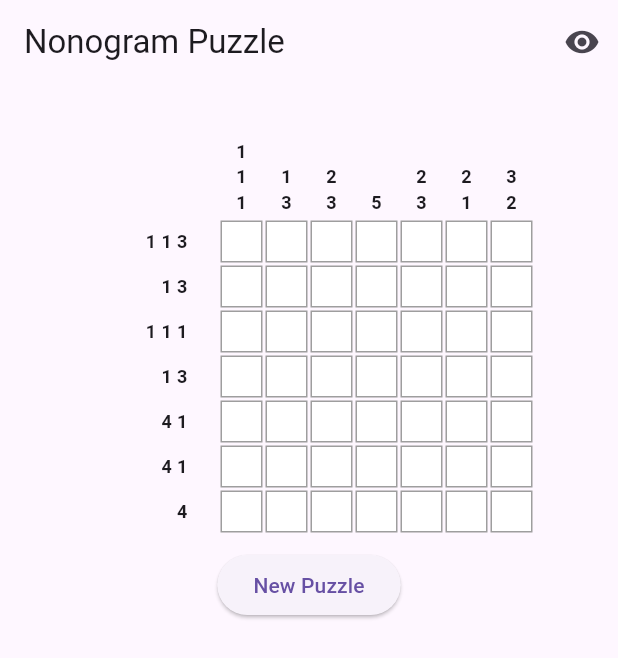
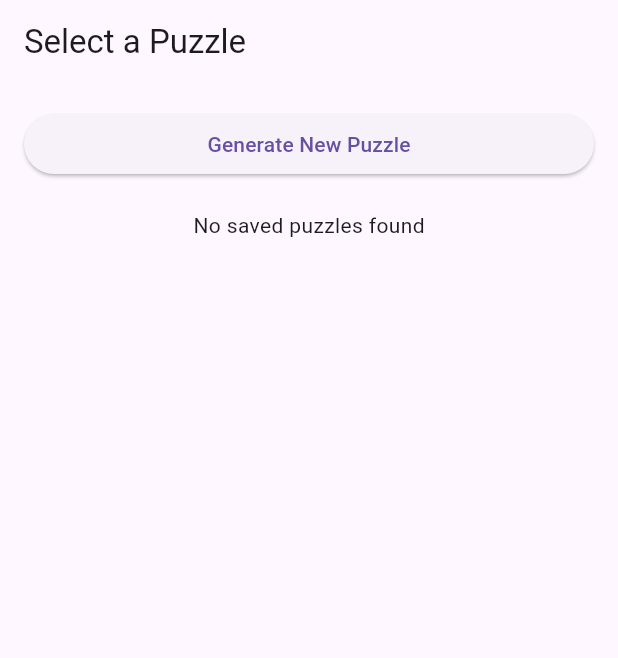
Before and after one commit to SeCorpo/simple_sudoku_flutter, a Flutter app: the screen it shows after launch, on a phone screen of 412 x 824 dp. Shown: the top 658 px of the screen. Run offline on Flutter 3.47's test engine with Material 3 defaults, Android fonts, the light colour scheme and no system bars; our stand-ins replace flutter_bloc.

Commit message:
both start with puzzle and generatedpuzzle on screen option, no more double blocprovider in GameScreen (instead using the appropriate bloc init in main), new HomeScreen, new SafeService

```diff
--- a/lib/bloc/game/game_bloc.dart
+++ b/lib/bloc/game/game_bloc.dart
@@ -11,16 +11,18 @@ class GameBloc extends Bloc<GameEvent, GameState> {
 
   GameBloc(this._puzzleService) : super(GameInitial()) {
     on<GenerateNewPuzzle>(_onGenerateNewPuzzle);
+    on<StartGameWithPuzzle>(_onStartGameWithPuzzle);
     on<ToggleSolution>(_onToggleSolution);
     on<ToggleCell>(_onToggleCell);
-
-    // Initialize with a puzzle
-    add(GenerateNewPuzzle(size: 7));
   }
 
   void _onGenerateNewPuzzle(GenerateNewPuzzle event, Emitter<GameState> emit) {
     final puzzle = _puzzleService.generateRandomPuzzle(size: event.size);
     emit(GameLoaded(puzzle: puzzle, showSolution: false));
+  }
+
+  void _onStartGameWithPuzzle(StartGameWithPuzzle event, Emitter<GameState> emit) {
+    emit(GameLoaded(puzzle: event.puzzle, showSolution: false));
   }
 
   void _onToggleSolution(ToggleSolution event, Emitter<GameState> emit) {
--- a/lib/bloc/game/game_event.dart
+++ b/lib/bloc/game/game_event.dart
@@ -8,6 +8,11 @@ class GenerateNewPuzzle extends GameEvent {
   GenerateNewPuzzle({required this.size});
 }
 
+class StartGameWithPuzzle extends GameEvent {
+  final PuzzleModel puzzle;
+  StartGameWithPuzzle({required this.puzzle});
+}
+
 class ToggleSolution extends GameEvent {}
 
 class ToggleCell extends GameEvent {
--- a/lib/main.dart
+++ b/lib/main.dart
@@ -2,7 +2,8 @@ import 'package:flutter/material.dart';
 import 'package:flutter_bloc/flutter_bloc.dart';
 import 'bloc/game/game_bloc.dart';
 import 'services/puzzle_service.dart';
-import 'ui/screens/game_screen.dart';
+import 'services/save_service.dart';
+import 'ui/screens/home_screen.dart';
 
 void main() {
   runApp(const MyApp());
@@ -15,16 +16,15 @@ class MyApp extends StatelessWidget {
   Widget build(BuildContext context) {
     return MultiRepositoryProvider(
       providers: [
-        RepositoryProvider(create: (context) => PuzzleService()), // Inject PuzzleService
+        RepositoryProvider(create: (context) => PuzzleService()),
+        RepositoryProvider(create: (context) => SaveService()),
       ],
-      child: MultiBlocProvider(
-        providers: [
-          BlocProvider(create: (context) => GameBloc(context.read<PuzzleService>())), // Inject GameBloc
-        ],
+      child: BlocProvider(
+        create: (context) => GameBloc(context.read<PuzzleService>()),
         child: MaterialApp(
           debugShowCheckedModeBanner: false,
-          title: 'Nonogram Game',
-          home: const GameScreen(),
+          title: 'Simple Sudoku Game',
+          home: const HomeScreen(),
         ),
       ),
     );
--- a/lib/ui/screens/game_screen.dart
+++ b/lib/ui/screens/game_screen.dart
@@ -2,7 +2,6 @@ import 'package:flutter/material.dart';
 import 'package:flutter_bloc/flutter_bloc.dart';
 import '../../bloc/game/game_bloc.dart';
 import '../../models/puzzle_model.dart';
-import '../../services/puzzle_service.dart';
 import '../widgets/game_grid.dart';
 import '../widgets/clue_numbers.dart';
 
@@ -11,18 +10,13 @@ class GameScreen extends StatelessWidget {
 
   @override
   Widget build(BuildContext context) {
-    return BlocProvider(
-      create: (context) => GameBloc(context.read<PuzzleService>()),
-      child: Scaffold(
+    return Scaffold(
       appBar: AppBar(
-          title: const Text("Nonogram Puzzle"),
+        title: const Text("Simple Sudoku Game"),
         actions: [
           BlocBuilder<GameBloc, GameState>(
             builder: (context, state) {
-                bool showSolution = false;
-                if (state is GameLoaded) {
-                  showSolution = state.showSolution;
-                }
+              bool showSolution = (state is GameLoaded) ? state.showSolution : false;
               return IconButton(
                 icon: Icon(showSolution ? Icons.visibility_off : Icons.visibility),
                 onPressed: () => context.read<GameBloc>().add(ToggleSolution()),
@@ -35,7 +29,7 @@ class GameScreen extends StatelessWidget {
       body: BlocBuilder<GameBloc, GameState>(
         builder: (context, state) {
           if (state is GameInitial) {
-              return const Center(child: CircularProgressIndicator());
+            return _buildInitialScreen(context);
           } else if (state is GameLoaded) {
             return _buildGameUI(context, state.puzzle, state.showSolution);
           } else if (state is GameWon) {
@@ -45,6 +39,15 @@ class GameScreen extends StatelessWidget {
           }
         },
       ),
+    );
+  }
+
+  /// Show "New Puzzle" button when no puzzle is loaded (fail-safe feature)
+  Widget _buildInitialScreen(BuildContext context) {
+    return Center(
+      child: ElevatedButton(
+        onPressed: () => context.read<GameBloc>().add(GenerateNewPuzzle(size: 7)),
+        child: const Text("New Puzzle"),
       ),
     );
   }
--- a/lib/ui/screens/home_screen.dart
+++ b/lib/ui/screens/home_screen.dart
@@ -0,0 +1,79 @@
+import 'package:flutter/material.dart';
+import 'package:flutter_bloc/flutter_bloc.dart';
+import '../../bloc/game/game_bloc.dart';
+import '../../services/puzzle_service.dart';
+import '../../services/save_service.dart';
+import 'game_screen.dart';
+
+class HomeScreen extends StatelessWidget {
+  const HomeScreen({Key? key}) : super(key: key);
+
+  @override
+  Widget build(BuildContext context) {
+    return Scaffold(
+      appBar: AppBar(title: const Text("Select a Puzzle")),
+      body: Padding(
+        padding: const EdgeInsets.all(16.0),
+        child: Column(
+          crossAxisAlignment: CrossAxisAlignment.stretch,
+          children: [
+
+            ElevatedButton(
+              onPressed: () {
+                final puzzleService = context.read<PuzzleService>();
+                final newPuzzle = puzzleService.generateRandomPuzzle(size: 7);
+
+                context.read<GameBloc>().add(StartGameWithPuzzle(puzzle: newPuzzle));
+
+                Navigator.push(
+                  context,
+                  MaterialPageRoute(builder: (context) => const GameScreen()),
+                );
+              },
+              child: const Text("Generate New Puzzle"),
+            ),
+            const SizedBox(height: 20),
+
+            FutureBuilder(
+              future: context.read<SaveService>().loadPuzzles(),
+              builder: (context, AsyncSnapshot<List<dynamic>> snapshot) {
+                if (snapshot.connectionState == ConnectionState.waiting) {
+                  return const Center(child: CircularProgressIndicator());
+                }
+                if (snapshot.hasError) {
+                  return const Center(child: Text("Error loading saved puzzles"));
+                }
+                final puzzles = snapshot.data ?? [];
+
+                if (puzzles.isEmpty) {
+                  return const Center(child: Text("No saved puzzles found"));
+                }
+
+                return Expanded(
+                  child: ListView.builder(
+                    itemCount: puzzles.length,
+                    itemBuilder: (context, index) {
+                      final puzzle = puzzles[index];
+                      return ListTile(
+                        title: Text("Puzzle ${index + 1}"),
+                        trailing: const Icon(Icons.play_arrow),
+                        onTap: () {
+                          context.read<GameBloc>().add(StartGameWithPuzzle(puzzle: puzzle));
+
+                          Navigator.push(
+                            context,
+                            MaterialPageRoute(builder: (context) => const GameScreen()),
+                          );
+                        },
+                      );
+                    },
+                  ),
+                );
+              },
+            ),
+          ],
+        ),
+      ),
+    );
+  }
+}
--- a/pubspec.yaml
+++ b/pubspec.yaml
@@ -34,6 +34,10 @@ dependencies:
   # The following adds the Cupertino Icons font to your application.
   # Use with the CupertinoIcons class for iOS style icons.
   cupertino_icons: ^1.0.8
+  bloc: ^9.0.0
+  flutter_bloc: ^9.0.0
+  meta: ^1.15.0
+  path_provider: ^2.1.5
 
 dev_dependencies:
   flutter_test:
```
Also changed, not shown: lib/services/save_service.dart (+58 -0 lines), 1 other file. Lines whose indentation alone changed are shown as unchanged.
